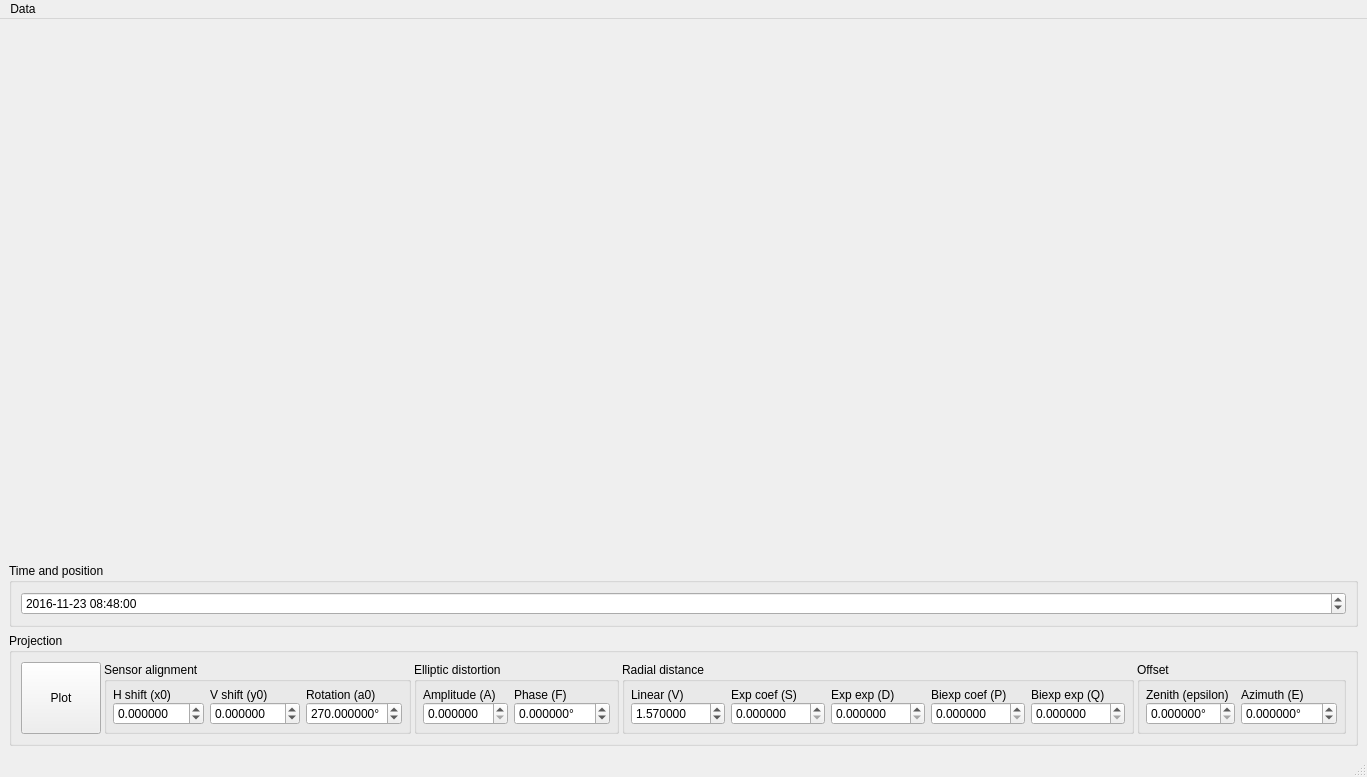
Before: the Qt Designer form ui/main.ui in AMOS-uniba/vasco, drawn with Qt 5.
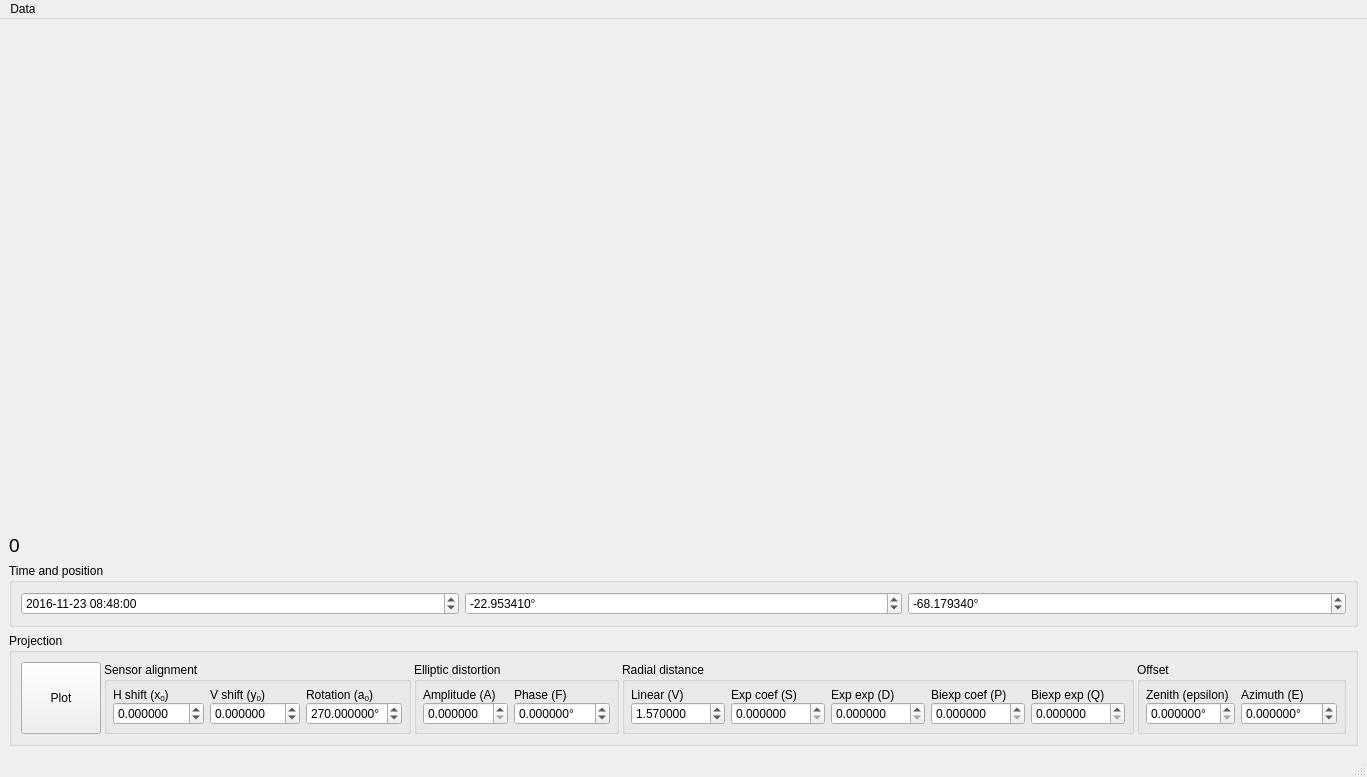
After: the same form once the commit is applied.

```diff
--- a/ui/main.ui
+++ b/ui/main.ui
@@ -20,6 +20,24 @@
       <layout class="QHBoxLayout" name="horizontalLayout_5"/>
      </widget>
     </item>
+    <item>
+     <widget class="QLabel" name="lb_error">
+      <property name="sizePolicy">
+       <sizepolicy hsizetype="Preferred" vsizetype="Maximum">
+        <horstretch>0</horstretch>
+        <verstretch>0</verstretch>
+       </sizepolicy>
+      </property>
+      <property name="font">
+       <font>
+        <pointsize>14</pointsize>
+       </font>
+      </property>
+      <property name="text">
+       <string>0</string>
+      </property>
+     </widget>
+    </item>
     <item>
      <widget class="QGroupBox" name="gb_time">
       <property name="sizePolicy">
@@ -76,6 +94,56 @@
          </property>
         </widget>
        </item>
+       <item>
+        <widget class="QDoubleSpinBox" name="dsb_lat">
+         <property name="wrapping">
+          <bool>true</bool>
+         </property>
+         <property name="suffix">
+          <string>°</string>
+         </property>
+         <property name="decimals">
+          <number>6</number>
+         </property>
+         <property name="minimum">
+          <double>-90.000000000000000</double>
+         </property>
+         <property name="maximum">
+          <double>90.000000000000000</double>
+         </property>
+         <property name="singleStep">
+          <double>1.000000000000000</double>
+         </property>
+         <property name="value">
+          <double>-22.953410000000002</double>
+         </property>
+        </widget>
+       </item>
+       <item>
+        <widget class="QDoubleSpinBox" name="dsb_lon">
+         <property name="wrapping">
+          <bool>true</bool>
+         </property>
+         <property name="suffix">
+          <string>°</string>
+         </property>
+         <property name="decimals">
+          <number>6</number>
+         </property>
+         <property name="minimum">
+          <double>-179.999999000000003</double>
+         </property>
+         <property name="maximum">
+          <double>180.000000000000000</double>
+         </property>
+         <property name="singleStep">
+          <double>1.000000000000000</double>
+         </property>
+         <property name="value">
+          <double>-68.179339999999996</double>
+         </property>
+        </widget>
+       </item>
       </layout>
      </widget>
     </item>
@@ -155,7 +223,7 @@
              <item>
               <widget class="QLabel" name="lb_x0">
                <property name="text">
-                <string>H shift (x0)</string>
+                <string>H shift (x&lt;sub&gt;0&lt;/sub&gt;)</string>
                </property>
               </widget>
              </item>
@@ -199,7 +267,7 @@
              <item>
               <widget class="QLabel" name="lb_y0">
                <property name="text">
-                <string>V shift (y0)</string>
+                <string>V shift (y&lt;sub&gt;0&lt;/sub&gt;)</string>
                </property>
               </widget>
              </item>
@@ -243,7 +311,7 @@
              <item>
               <widget class="QLabel" name="lb_a0">
                <property name="text">
-                <string>Rotation (a0)</string>
+                <string>Rotation (a&lt;sub&gt;0&lt;/sub&gt;)</string>
                </property>
               </widget>
              </item>
```
Left out of the diff: 3 changed lines with no effect on the pictures.
